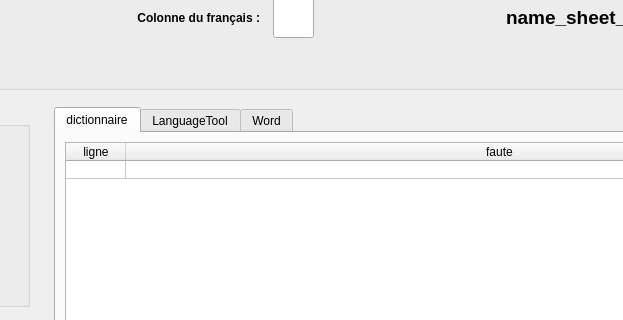
First picture: the form in qt_files/mainwindow.ui, repository Silous888/RawTextCheck, before the edit; both pictures show x 299 to 922 and y 98 to 418 of the 1193 by 858 pixel window.
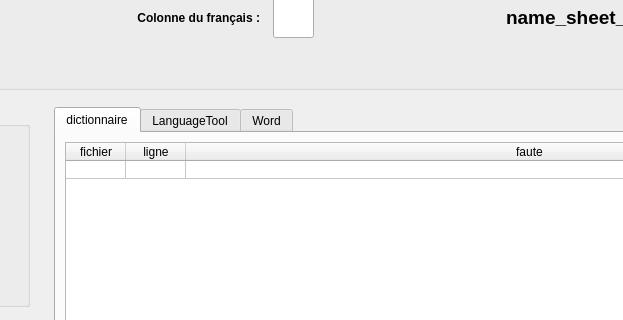
Second picture: the form after the edit. Icons and pictures are not drawn.

Commit message: add file name when loading last result

```diff
--- a/qt_files/mainwindow.ui
+++ b/qt_files/mainwindow.ui
@@ -426,6 +426,11 @@
                 <string>1</string>
                </property>
               </row>
+              <column>
+               <property name="text">
+                <string>fichier</string>
+               </property>
+              </column>
               <column>
                <property name="text">
                 <string>ligne</string>
```
The commit also changes 2 other files.
